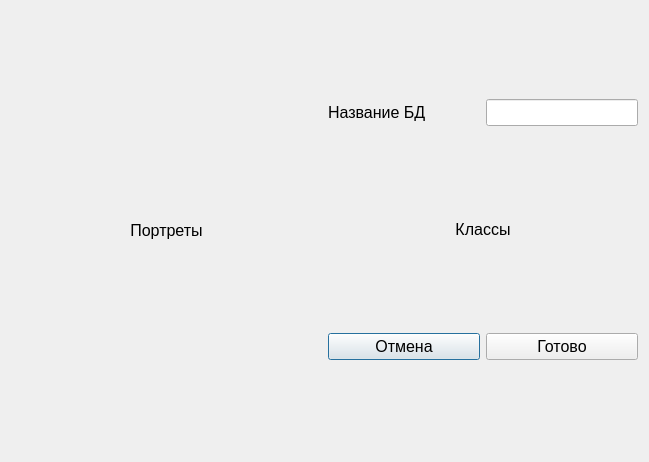
First picture: the form in classifywindow.ui, repository layxproud/FileManagerVega, before the edit.
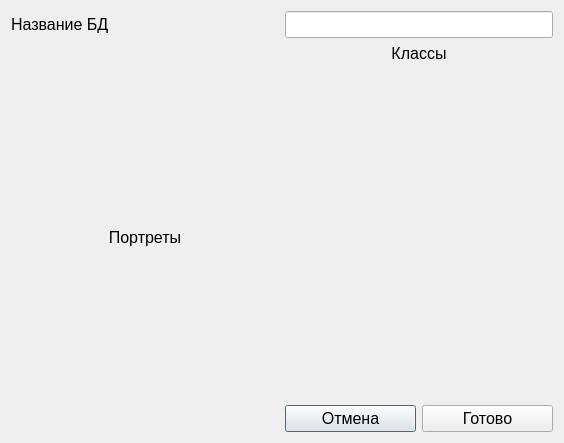
Second picture: the form after the edit.

Patch:
```diff
--- a/classifywindow.ui
+++ b/classifywindow.ui
@@ -6,8 +6,8 @@
    <rect>
     <x>0</x>
     <y>0</y>
-    <width>649</width>
-    <height>462</height>
+    <width>564</width>
+    <height>443</height>
    </rect>
   </property>
   <property name="font">
@@ -18,7 +18,52 @@
   <property name="windowTitle">
    <string>Классификация портретов</string>
   </property>
-  <layout class="QHBoxLayout" name="horizontalLayout">
+  <layout class="QVBoxLayout" name="verticalLayout">
+   <item>
+    <layout class="QHBoxLayout" name="dbNameLayout">
+     <property name="topMargin">
+      <number>0</number>
+     </property>
+     <item>
+      <widget class="QLabel" name="dbNameLabel">
+       <property name="sizePolicy">
+        <sizepolicy hsizetype="Preferred" vsizetype="Fixed">
+         <horstretch>0</horstretch>
+         <verstretch>0</verstretch>
+        </sizepolicy>
+       </property>
+       <property name="font">
+        <font>
+         <pointsize>12</pointsize>
+        </font>
+       </property>
+       <property name="text">
+        <string>Название БД</string>
+       </property>
+      </widget>
+     </item>
+     <item>
+      <widget class="QLineEdit" name="dbNameInput">
+       <property name="sizePolicy">
+        <sizepolicy hsizetype="Preferred" vsizetype="Fixed">
+         <horstretch>0</horstretch>
+         <verstretch>0</verstretch>
+        </sizepolicy>
+       </property>
+       <property name="font">
+        <font>
+         <pointsize>12</pointsize>
+        </font>
+       </property>
+       <property name="placeholderText">
+        <string/>
+       </property>
+      </widget>
+     </item>
+    </layout>
+   </item>
+   <item>
+    <layout class="QHBoxLayout" name="inputLayout">
    <item>
     <layout class="QVBoxLayout" name="leftLayout">
      <property name="leftMargin">
@@ -47,49 +92,6 @@
    </item>
    <item>
     <layout class="QVBoxLayout" name="rightLayout">
-     <item>
-      <layout class="QHBoxLayout" name="dbNameLayout">
-       <property name="topMargin">
-        <number>0</number>
-       </property>
-       <item>
-        <widget class="QLabel" name="dbNameLabel">
-         <property name="sizePolicy">
-          <sizepolicy hsizetype="Preferred" vsizetype="Fixed">
-           <horstretch>0</horstretch>
-           <verstretch>0</verstretch>
-          </sizepolicy>
-         </property>
-         <property name="font">
-          <font>
-           <pointsize>12</pointsize>
-          </font>
-         </property>
-         <property name="text">
-          <string>Название БД</string>
-         </property>
-        </widget>
-       </item>
-       <item>
-        <widget class="QLineEdit" name="dbNameInput">
-         <property name="sizePolicy">
-          <sizepolicy hsizetype="Preferred" vsizetype="Fixed">
-           <horstretch>0</horstretch>
-           <verstretch>0</verstretch>
-          </sizepolicy>
-         </property>
-         <property name="font">
-          <font>
-           <pointsize>12</pointsize>
-          </font>
-         </property>
-         <property name="placeholderText">
-          <string/>
-         </property>
-        </widget>
-       </item>
-      </layout>
-     </item>
      <item>
       <widget class="QLabel" name="classesLabel">
        <property name="sizePolicy">
@@ -109,6 +111,67 @@
      <item>
       <layout class="QVBoxLayout" name="classesLayout"/>
      </item>
+       <item>
+        <layout class="QHBoxLayout" name="dbNameLayout_2">
+         <property name="topMargin">
+          <number>0</number>
+         </property>
+         <item>
+          <spacer name="horizontalSpacer">
+           <property name="orientation">
+            <enum>Qt::Horizontal</enum>
+           </property>
+           <property name="sizeType">
+            <enum>QSizePolicy::Preferred</enum>
+           </property>
+           <property name="sizeHint" stdset="0">
+            <size>
+             <width>40</width>
+             <height>20</height>
+            </size>
+           </property>
+          </spacer>
+         </item>
+         <item>
+          <widget class="QLabel" name="loadingLabel">
+           <property name="minimumSize">
+            <size>
+             <width>30</width>
+             <height>30</height>
+            </size>
+           </property>
+           <property name="maximumSize">
+            <size>
+             <width>1000</width>
+             <height>1000</height>
+            </size>
+           </property>
+           <property name="text">
+            <string/>
+           </property>
+           <property name="alignment">
+            <set>Qt::AlignCenter</set>
+           </property>
+          </widget>
+         </item>
+         <item>
+          <spacer name="horizontalSpacer_2">
+           <property name="orientation">
+            <enum>Qt::Horizontal</enum>
+           </property>
+           <property name="sizeType">
+            <enum>QSizePolicy::Preferred</enum>
+           </property>
+           <property name="sizeHint" stdset="0">
+            <size>
+             <width>40</width>
+             <height>20</height>
+            </size>
+           </property>
+          </spacer>
+         </item>
+        </layout>
+       </item>
      <item>
       <layout class="QHBoxLayout" name="buttonsLayout">
        <item>
@@ -138,6 +201,11 @@
       </layout>
      </item>
     </layout>
+     </item>
+    </layout>
+   </item>
+   <item>
+    <layout class="QVBoxLayout" name="resultLayout"/>
    </item>
   </layout>
  </widget>
```
Lines whose indentation alone changed are shown as unchanged.
